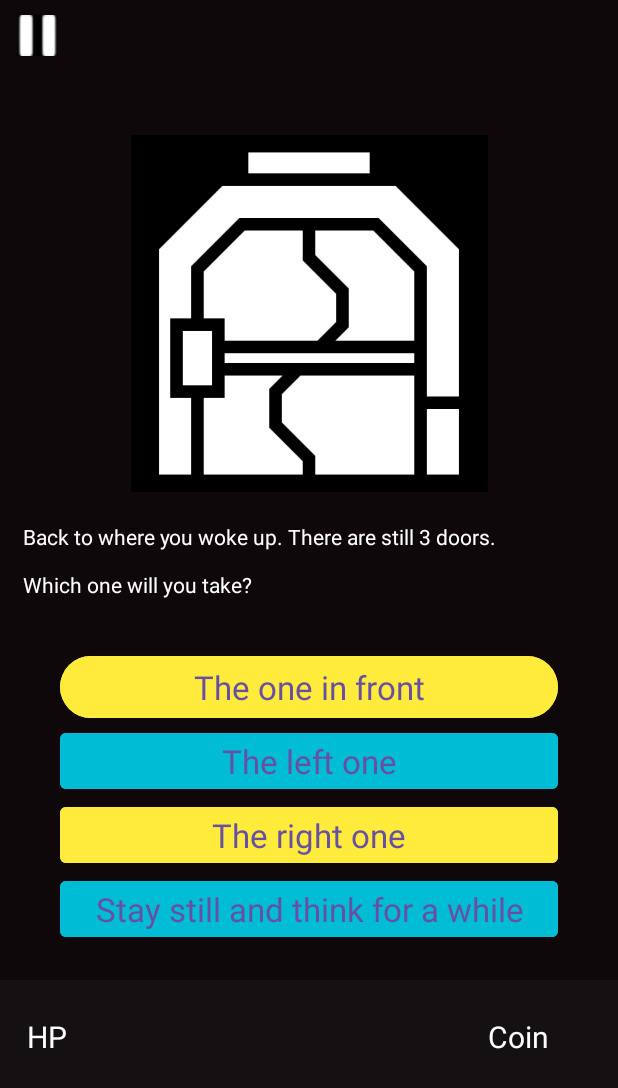
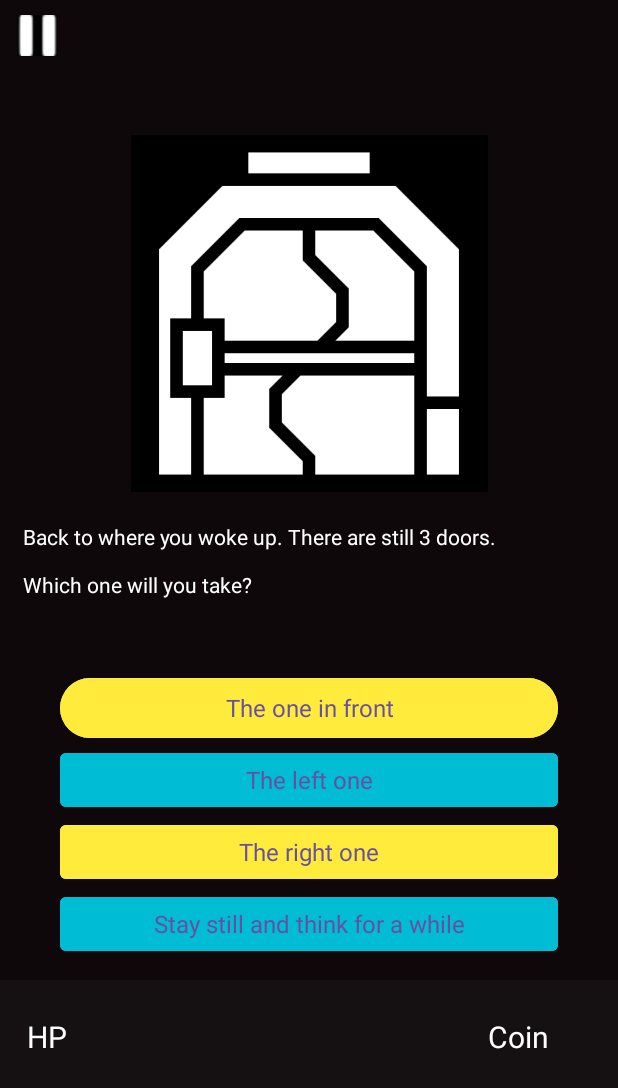
Before and after one commit to quanyoyo/prm392, an Android app: the GameScreen screen opened directly, with no data from a screen before it, on a phone screen of 412 x 824 dp. Shown: the top 1088 px of the screen. Run offline under Robolectric (Android 15) with nearby library versions, the phone set to English and light mode, and no system bars.

Commit message:
Update activity_game_screen.xml
Make buttons and button texts smaller; make game content text view bigger

```diff
--- a/app/src/main/res/layout/activity_game_screen.xml
+++ b/app/src/main/res/layout/activity_game_screen.xml
@@ -49,7 +49,7 @@
         <TextView
             android:id="@+id/tv_game_content"
             android:layout_width="match_parent"
-            android:layout_height="85dp"
+            android:layout_height="100dp"
             android:layout_marginStart="15sp"
             android:layout_marginEnd="15sp"
             android:text="TextView"
@@ -66,7 +66,8 @@
             android:elegantTextHeight="false"
             android:onClick="chooseButton1"
             android:text="Button"
-            android:textAppearance="@style/TextAppearance.AppCompat.Large" />
+            android:textAppearance="@style/TextAppearance.AppCompat.Large"
+            android:textSize="16sp" />
 
         <Button
             android:id="@+id/btn2"
@@ -79,7 +80,8 @@
             android:elegantTextHeight="true"
             android:onClick="chooseButton2"
             android:text="Button"
-            android:textAppearance="@style/TextAppearance.AppCompat.Large" />
+            android:textAppearance="@style/TextAppearance.AppCompat.Large"
+            android:textSize="16sp" />
 
         <Button
             android:id="@+id/btn3"
@@ -92,7 +94,8 @@
             android:elegantTextHeight="true"
             android:onClick="chooseButton3"
             android:text="Button"
-            android:textAppearance="@style/TextAppearance.AppCompat.Large" />
+            android:textAppearance="@style/TextAppearance.AppCompat.Large"
+            android:textSize="16sp" />
 
         <Button
             android:id="@+id/btn4"
@@ -102,9 +105,11 @@
             android:layout_marginStart="40dp"
             android:layout_marginEnd="40dp"
             android:backgroundTint="#00BCD4"
+            android:elegantTextHeight="false"
             android:onClick="chooseButton4"
             android:text="Button"
-            android:textAppearance="@style/TextAppearance.AppCompat.Large" />
+            android:textAppearance="@style/TextAppearance.AppCompat.Large"
+            android:textSize="16sp" />
 
     </LinearLayout>
 
```
